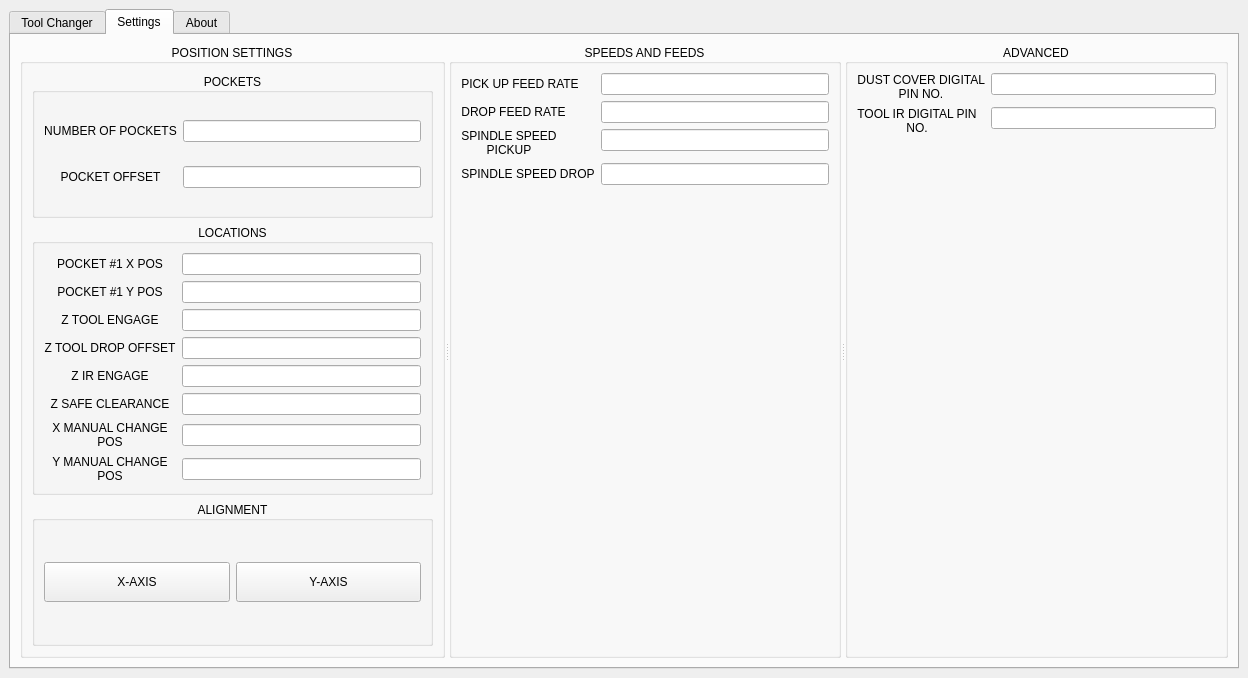
Old version of the form configs/myprintnc/qtvcp/rapidchange.ui in the repository KennethThompson/printnc_qtdragon_hd_config.
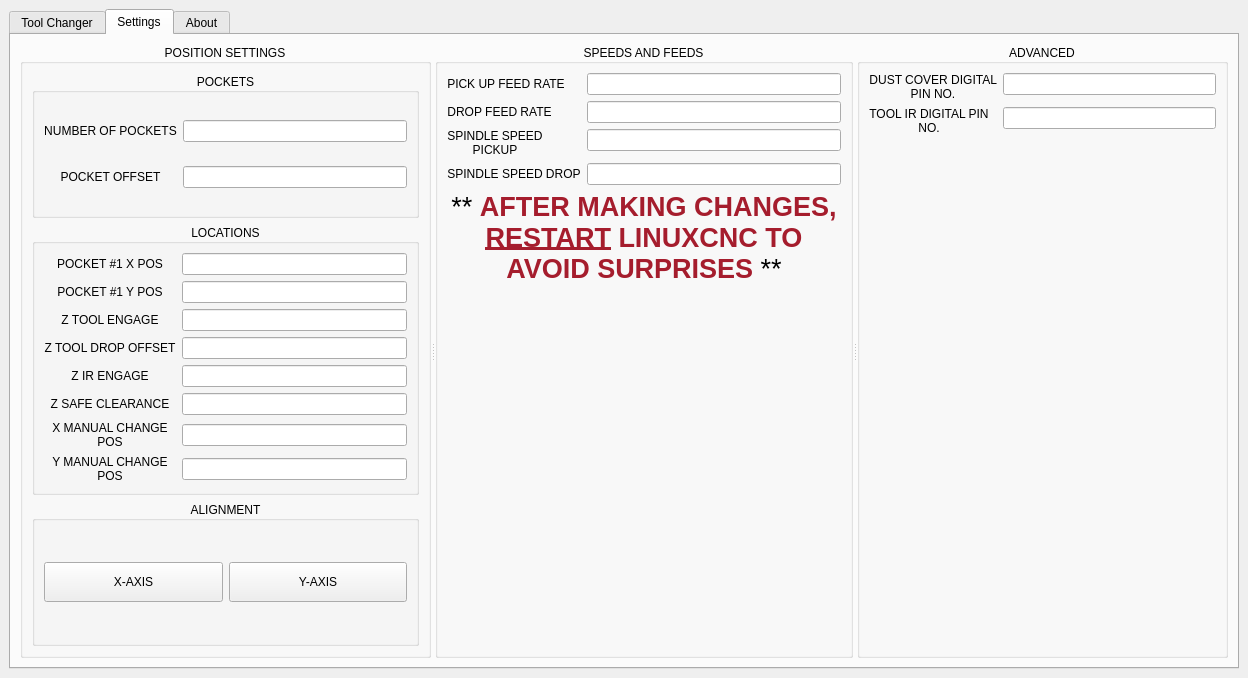
New version of the form. The open tabs and pages were chosen to show the change. Custom widgets are drawn as their Qt base class.

Commit message: added restart warning message

```diff
--- a/configs/myprintnc/qtvcp/rapidchange.ui
+++ b/configs/myprintnc/qtvcp/rapidchange.ui
@@ -1238,6 +1238,16 @@
               </property>
              </widget>
             </item>
+            <item row="4" column="0" colspan="2">
+             <widget class="QLabel" name="label">
+              <property name="text">
+               <string>&lt;html&gt;&lt;head/&gt;&lt;body&gt;&lt;p align=&quot;center&quot;&gt;&lt;span style=&quot; font-size:20pt;&quot;&gt;** &lt;/span&gt;&lt;span style=&quot; font-size:20pt; font-weight:600; color:#a51d2d;&quot;&gt;AFTER MAKING CHANGES, &lt;/span&gt;&lt;span style=&quot; font-size:20pt; font-weight:600; text-decoration: underline; color:#a51d2d;&quot;&gt;RESTART&lt;/span&gt;&lt;span style=&quot; font-size:20pt; font-weight:600; color:#a51d2d;&quot;&gt; LINUXCNC TO AVOID SURPRISES&lt;/span&gt;&lt;span style=&quot; font-size:20pt;&quot;&gt; **&lt;/span&gt;&lt;/p&gt;&lt;/body&gt;&lt;/html&gt;</string>
+              </property>
+              <property name="wordWrap">
+               <bool>true</bool>
+              </property>
+             </widget>
+            </item>
            </layout>
           </widget>
           <widget class="QGroupBox" name="gbAdvancedConfig">
```
Left out of the diff: 2 changed lines with no effect on the pictures. The commit also changes 1 other file.
